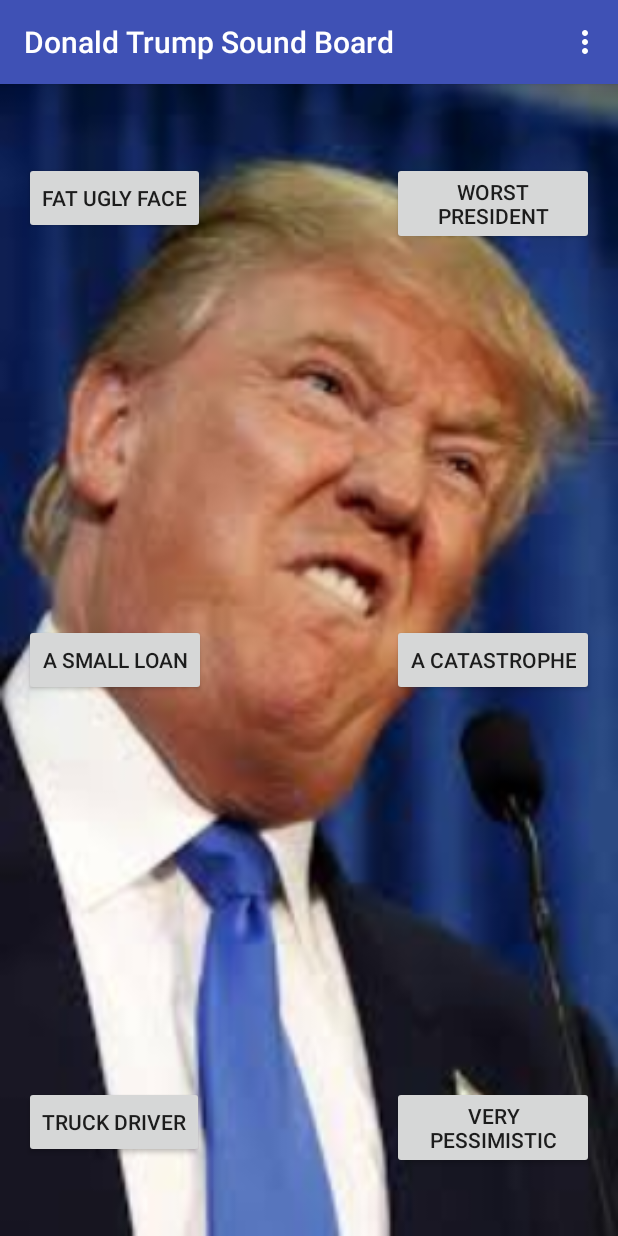
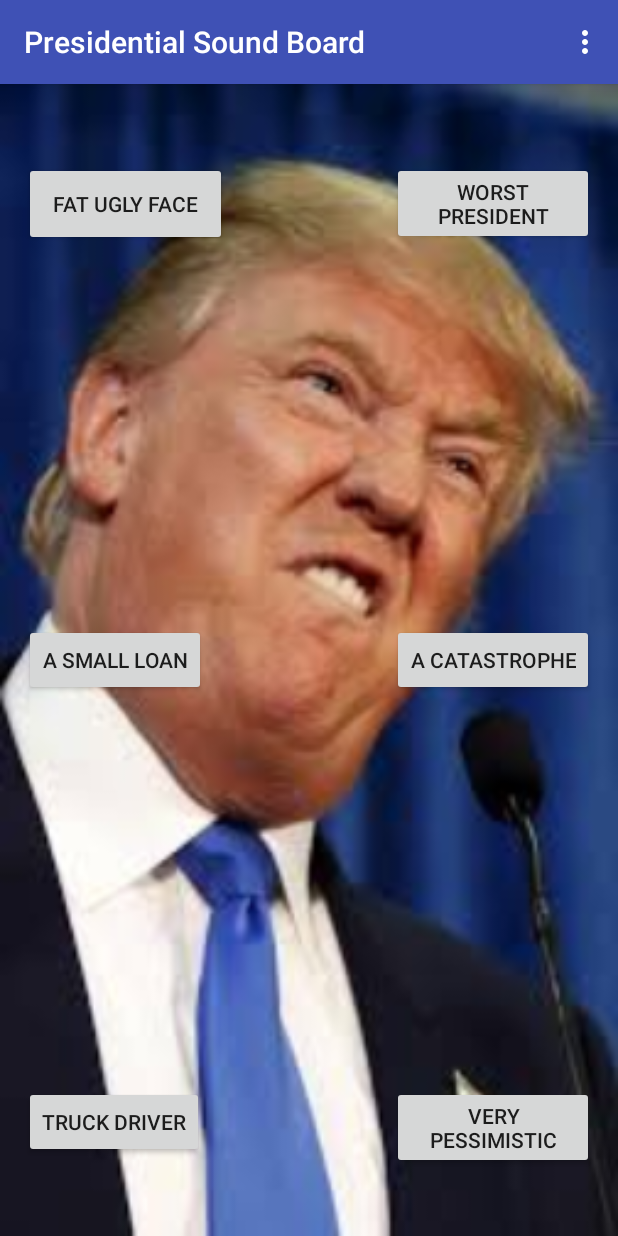
Before and after one commit to jacka7901/PresidentialSoundboard, an Android app: the screen it shows after launch (TrumpActivity), on a phone screen of 412 x 824 dp. Run offline under Robolectric (Android 15) with nearby library versions, the phone set to English and light mode, and no system bars.

Commit message:
final commit- ready to publish

```diff
--- a/app/src/main/AndroidManifest.xml
+++ b/app/src/main/AndroidManifest.xml
@@ -5,7 +5,7 @@
     <application
         android:allowBackup="true"
         android:icon="@mipmap/ic_launcher"
-        android:label="@string/app_name"
+        android:label="Presidential Sound Board "
         android:supportsRtl="true"
         android:theme="@style/AppTheme">
         <activity android:name=".TrumpActivity">
--- a/app/src/main/java/com/example/jack/donaldtrumpsoundboard/MediaButtonOnClickListener.java
+++ b/app/src/main/java/com/example/jack/donaldtrumpsoundboard/MediaButtonOnClickListener.java
@@ -30,5 +30,4 @@ public class MediaButtonOnClickListener  implements View.OnClickListener  {
 
 }
 
-
 }
--- a/app/src/main/java/com/example/jack/donaldtrumpsoundboard/TrumpActivity.java
+++ b/app/src/main/java/com/example/jack/donaldtrumpsoundboard/TrumpActivity.java
@@ -6,10 +6,8 @@ import android.support.v7.app.AppCompatActivity;
 import android.os.Bundle;
 import android.view.MenuInflater;
 import android.view.MenuItem;
-import android.view.View;
 import android.widget.Button;
 import android.view.Menu;
-import android.widget.PopupMenu;
 
 //???
 
@@ -35,8 +33,6 @@ public class TrumpActivity extends AppCompatActivity implements MediaPlayerCallb
     private Button button4;
     private Button button5;
     private MediaPlayer mp;
-    private Menu menu;
-    public MenuItem hillaryOp;
 
 
 
@@ -79,6 +75,8 @@ public class TrumpActivity extends AppCompatActivity implements MediaPlayerCallb
         button3 = (Button) findViewById(R.id.button3);
         button4 = (Button) findViewById(R.id.button4);
         button5 = (Button) findViewById(R.id.button5);
+
+
 
 
 
--- a/app/src/main/res/layout/activity_trump.xml
+++ b/app/src/main/res/layout/activity_trump.xml
@@ -14,15 +14,16 @@
 
 
     <Button
-        android:layout_width="wrap_content"
-        android:layout_height="wrap_content"
+        android:layout_width="135dp"
+        android:layout_height="56dp"
         android:text="Fat Ugly Face"
         android:id="@+id/button1"
         android:layout_marginTop="36dp"
         android:layout_alignParentTop="true"
         android:layout_alignParentLeft="true"
         android:layout_alignParentStart="true"
-        />
+        android:allowUndo="true"/>
+
 
     <Button
         android:layout_width="wrap_content"
```
Also changed, not shown: app/src/main/res/layout/option_section_fragment.xml (deleted, +0 -7 lines), app/src/main/res/mipmap-hdpi/ic_launcher.png, app/src/main/res/mipmap-mdpi/ic_launcher.png, app/src/main/res/mipmap-xhdpi/ic_launcher.png, app/src/main/res/mipmap-xxhdpi/ic_launcher.png, app/src/main/res/mipmap-xxxhdpi/ic_launcher.png.
